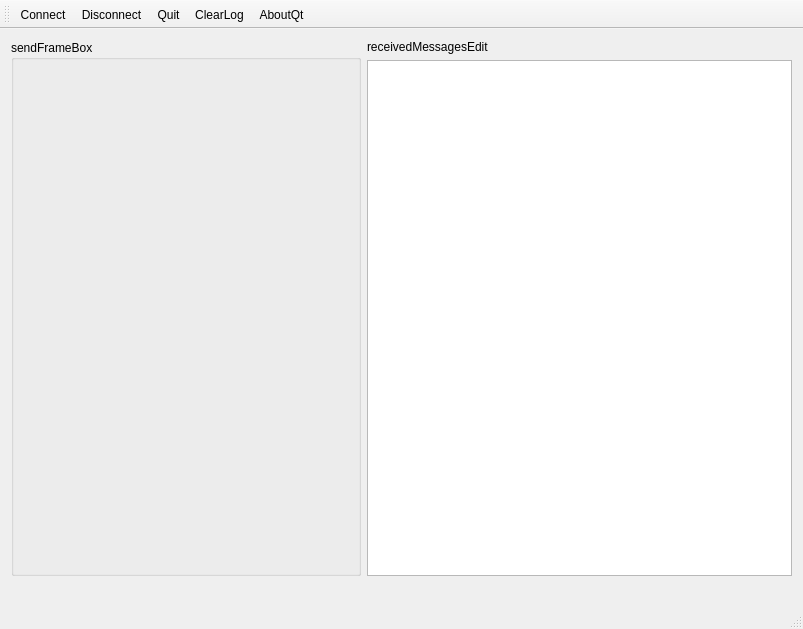
First picture: the form in mainwindow.ui, repository PowerOleg/Qt_can, before the edit.
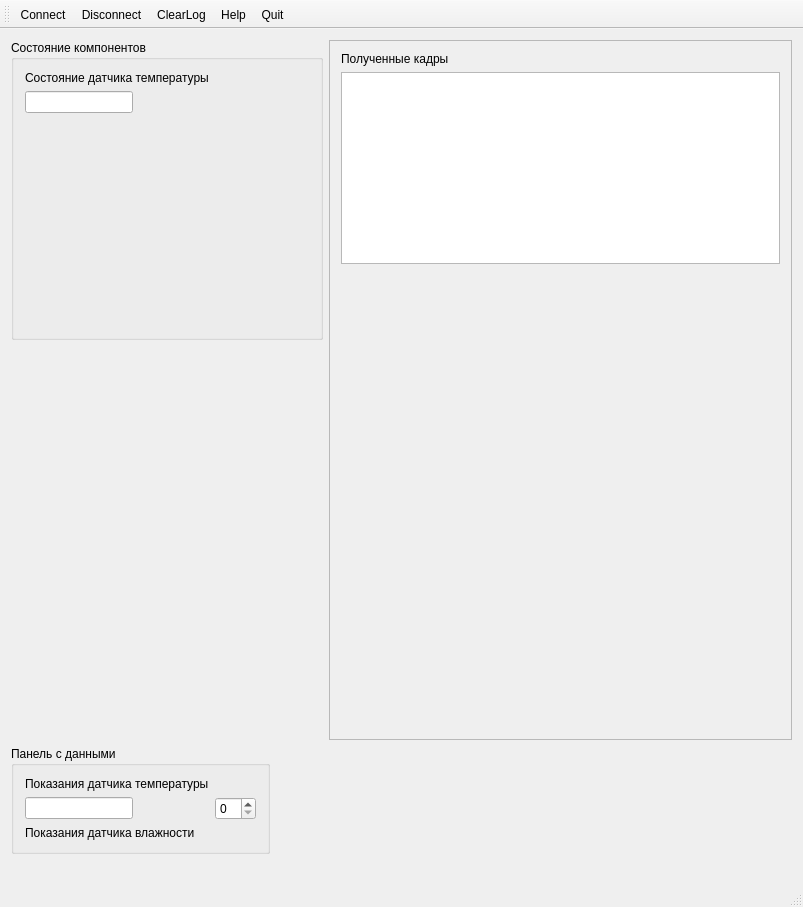
Second picture: the form after the edit. Icons and pictures are not drawn. Custom widgets are drawn as their Qt base class.

Commit message: transformation began

Diff of the .ui file:
```diff
--- a/mainwindow.ui
+++ b/mainwindow.ui
@@ -14,49 +14,138 @@
    <string>MainWindow</string>
   </property>
   <widget class="QWidget" name="centralWidget">
-   <layout class="QGridLayout" name="gridLayout">
-    <item row="2" column="0" colspan="2">
+   <layout class="QFormLayout" name="formLayout_3">
+    <item row="0" column="0">
+     <widget class="QGroupBox" name="componentsStatusBox">
+      <property name="sizePolicy">
+       <sizepolicy hsizetype="Fixed" vsizetype="Fixed">
+        <horstretch>0</horstretch>
+        <verstretch>0</verstretch>
+       </sizepolicy>
+      </property>
+      <property name="minimumSize">
+       <size>
+        <width>312</width>
+        <height>300</height>
+       </size>
+      </property>
+      <property name="title">
+       <string>Состояние компонентов</string>
+      </property>
+      <layout class="QFormLayout" name="formLayout_2">
+       <item row="0" column="0">
+        <widget class="QLabel" name="temperatureSensorLabel">
+         <property name="text">
+          <string>Состояние датчика температуры</string>
+         </property>
+        </widget>
+       </item>
+       <item row="1" column="0">
+        <widget class="QLineEdit" name="temperatureSensorEdit"/>
+       </item>
+      </layout>
+     </widget>
+    </item>
+    <item row="1" column="0">
+     <widget class="QGroupBox" name="valuesBox">
+      <property name="sizePolicy">
+       <sizepolicy hsizetype="Fixed" vsizetype="Preferred">
+        <horstretch>0</horstretch>
+        <verstretch>0</verstretch>
+       </sizepolicy>
+      </property>
+      <property name="minimumSize">
+       <size>
+        <width>200</width>
+        <height>0</height>
+       </size>
+      </property>
+      <property name="title">
+       <string>Панель с данными</string>
+      </property>
+      <layout class="QFormLayout" name="formLayout">
+       <item row="1" column="0">
+        <widget class="QLineEdit" name="temperatureEdit"/>
+       </item>
+       <item row="0" column="0">
+        <widget class="QLabel" name="temperatureLabel">
+         <property name="text">
+          <string>Показания датчика температуры</string>
+         </property>
+        </widget>
+       </item>
+       <item row="1" column="1">
+        <widget class="QSpinBox" name="temperatureSpinBox"/>
+       </item>
+       <item row="2" column="0">
+        <widget class="QLabel" name="humidityLabel">
+         <property name="text">
+          <string>Показания датчика влажности</string>
+         </property>
+        </widget>
+       </item>
+      </layout>
+     </widget>
+    </item>
+    <item row="2" column="0">
      <widget class="QLabel" name="m_status">
       <property name="text">
        <string/>
       </property>
      </widget>
     </item>
-    <item row="1" column="1">
-     <widget class="QTextEdit" name="receivedMessagesEdit">
-      <property name="html">
-       <string>&lt;!DOCTYPE HTML PUBLIC &quot;-//W3C//DTD HTML 4.0//EN&quot; &quot;http://www.w3.org/TR/REC-html40/strict.dtd&quot;&gt;
+    <item row="0" column="1">
+     <widget class="QFrame" name="frame">
+      <property name="minimumSize">
+       <size>
+        <width>300</width>
+        <height>700</height>
+       </size>
+      </property>
+      <property name="frameShape">
+       <enum>QFrame::StyledPanel</enum>
+      </property>
+      <property name="frameShadow">
+       <enum>QFrame::Raised</enum>
+      </property>
+      <layout class="QFormLayout" name="formLayout_4">
+       <item row="0" column="0">
+        <widget class="QLabel" name="receivedMessagesEditLabel">
+         <property name="sizePolicy">
+          <sizepolicy hsizetype="Fixed" vsizetype="Fixed">
+           <horstretch>0</horstretch>
+           <verstretch>0</verstretch>
+          </sizepolicy>
+         </property>
+         <property name="text">
+          <string>Полученные кадры</string>
+         </property>
+         <property name="alignment">
+          <set>Qt::AlignLeading|Qt::AlignLeft|Qt::AlignTop</set>
+         </property>
+        </widget>
+       </item>
+       <item row="1" column="0" colspan="2">
+        <widget class="QTextEdit" name="receivedMessagesEdit">
+         <property name="sizePolicy">
+          <sizepolicy hsizetype="Preferred" vsizetype="Maximum">
+           <horstretch>0</horstretch>
+           <verstretch>0</verstretch>
+          </sizepolicy>
+         </property>
+         <property name="layoutDirection">
+          <enum>Qt::LeftToRight</enum>
+         </property>
+         <property name="html">
+          <string>&lt;!DOCTYPE HTML PUBLIC &quot;-//W3C//DTD HTML 4.0//EN&quot; &quot;http://www.w3.org/TR/REC-html40/strict.dtd&quot;&gt;
 &lt;html&gt;&lt;head&gt;&lt;meta name=&quot;qrichtext&quot; content=&quot;1&quot; /&gt;&lt;style type=&quot;text/css&quot;&gt;
 p, li { white-space: pre-wrap; }
 &lt;/style&gt;&lt;/head&gt;&lt;body style=&quot; font-family:'Ubuntu'; font-size:11pt; font-weight:400; font-style:normal;&quot;&gt;
 &lt;p style=&quot;-qt-paragraph-type:empty; margin-top:0px; margin-bottom:0px; margin-left:0px; margin-right:0px; -qt-block-indent:0; text-indent:0px;&quot;&gt;&lt;br /&gt;&lt;/p&gt;&lt;/body&gt;&lt;/html&gt;</string>
-      </property>
-     </widget>
-    </item>
-    <item row="0" column="0" rowspan="2">
-     <widget class="SendFrameBox" name="sendFrameBox">
-      <property name="sizePolicy">
-       <sizepolicy hsizetype="Fixed" vsizetype="Preferred">
-        <horstretch>0</horstretch>
-        <verstretch>0</verstretch>
-       </sizepolicy>
-      </property>
-      <property name="minimumSize">
-       <size>
-        <width>350</width>
-        <height>0</height>
-       </size>
-      </property>
-      <property name="title">
-       <string>sendFrameBox</string>
-      </property>
-     </widget>
-    </item>
-    <item row="0" column="1">
-     <widget class="QLabel" name="receivedMessagesEditLabel">
-      <property name="text">
-       <string>receivedMessagesEdit</string>
-      </property>
+         </property>
+        </widget>
+       </item>
+      </layout>
      </widget>
     </item>
    </layout>
@@ -80,9 +169,9 @@
    </attribute>
    <addaction name="actionConnect"/>
    <addaction name="actionDisconnect"/>
-   <addaction name="actionQuit"/>
    <addaction name="actionClearLog"/>
    <addaction name="actionAboutQt"/>
+   <addaction name="actionQuit"/>
   </widget>
   <widget class="QStatusBar" name="statusBar"/>
   <action name="actionConnect">
@@ -120,7 +209,7 @@
   </action>
   <action name="actionAboutQt">
    <property name="text">
-    <string>AboutQt</string>
+    <string>Help</string>
    </property>
   </action>
   <action name="actionClearLog">
@@ -134,14 +223,6 @@
   </action>
  </widget>
  <layoutdefault spacing="6" margin="11"/>
- <customwidgets>
-  <customwidget>
-   <class>SendFrameBox</class>
-   <extends>QGroupBox</extends>
-   <header>sendframebox.h</header>
-   <container>1</container>
-  </customwidget>
- </customwidgets>
  <resources>
   <include location="resource.qrc"/>
  </resources>
```
The commit also changes 2 other files.
